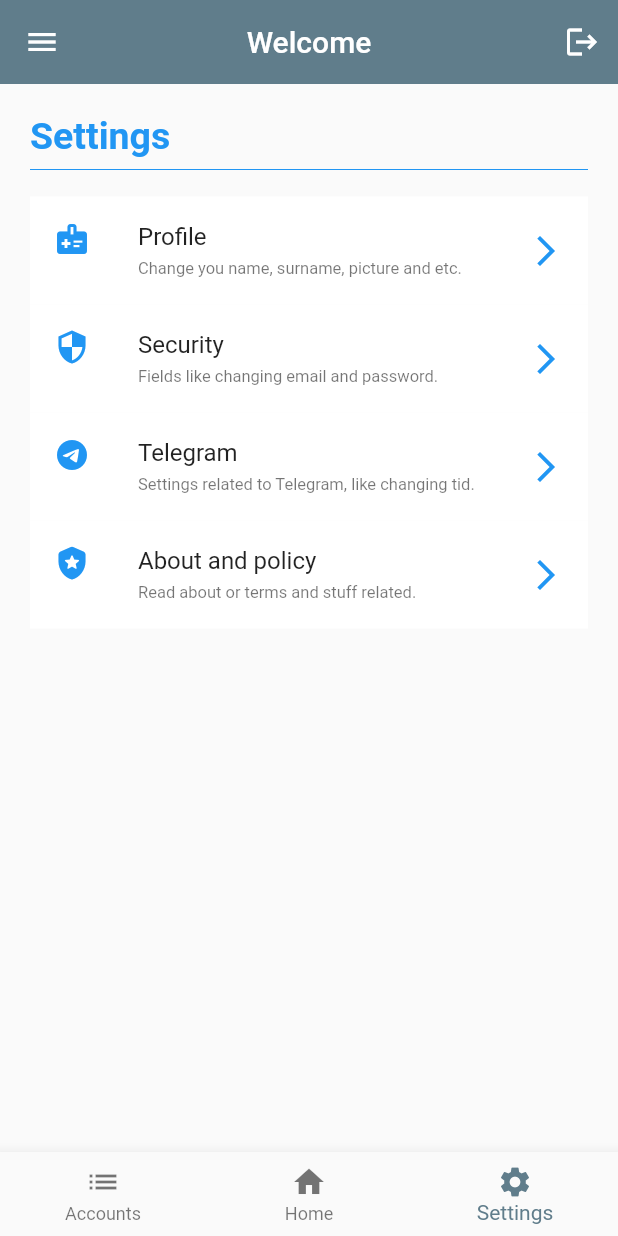
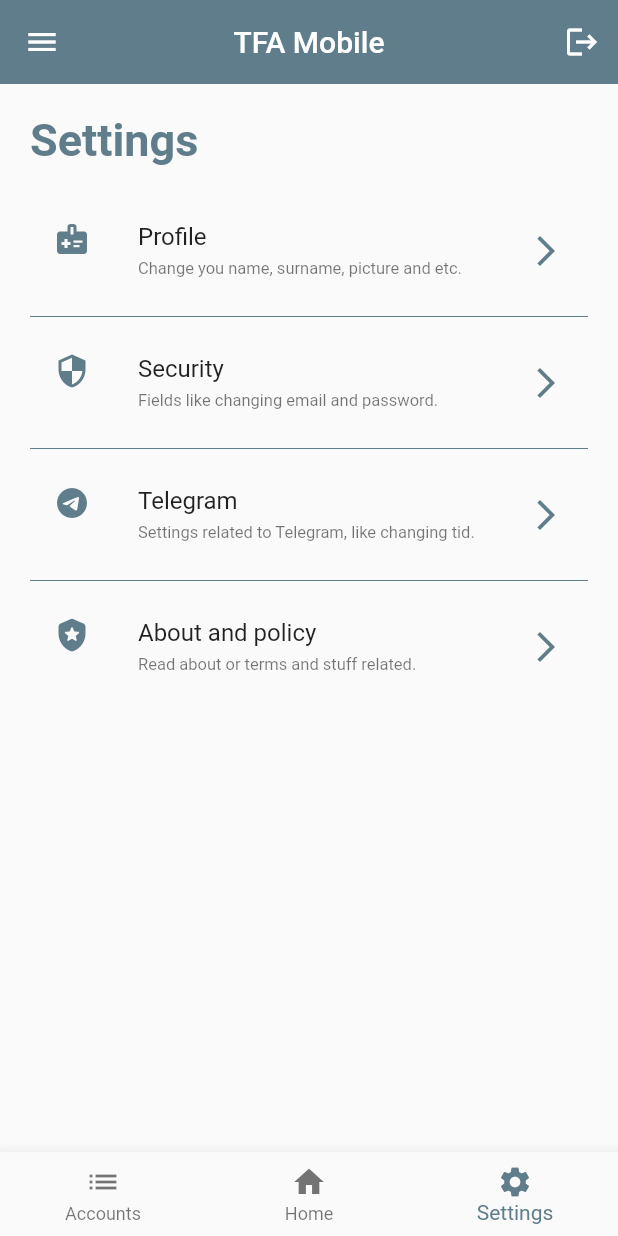
Before and after one commit to tfasoft/mobile-app, a Flutter app: the HomeScreen screen opened directly, item 3 of the bottom bar chosen, on a phone screen of 412 x 824 dp. Run offline on Flutter 3.47's test engine with Material 2 defaults, Android fonts, the phone set to English and light mode, and no system bars; our stand-ins replace dio; missing offline and left inert: clipboard.

Commit message:
Change all colors\!

```diff
--- a/lib/app/screens/authentication/authentication_screen.dart
+++ b/lib/app/screens/authentication/authentication_screen.dart
@@ -144,7 +144,7 @@ class _AuthenticationScreenState extends State<AuthenticationScreen> {
                   child: Text(
                     "TFAsoft Mobile",
                     style: TextStyle(
-                      color: Colors.blue,
+                      color: Colors.blueGrey,
                       fontWeight: FontWeight.bold,
                       fontSize: 30,
                     ),
--- a/lib/app/screens/home/home_screen.dart
+++ b/lib/app/screens/home/home_screen.dart
@@ -87,7 +87,7 @@ class _HomeScreenState extends State<HomeScreen> {
 
     return Scaffold(
       appBar: AppBar(
-        title: const Text('Welcome'),
+        title: const Text('TFA Mobile'),
         elevation: 0,
         centerTitle: true,
         actions: [
@@ -104,7 +104,7 @@ class _HomeScreenState extends State<HomeScreen> {
           children: [
             DrawerHeader(
               decoration: const BoxDecoration(
-                color: Colors.blue,
+                color: Colors.blueGrey,
               ),
               child: Column(
                 mainAxisAlignment: MainAxisAlignment.end,
@@ -128,7 +128,7 @@ class _HomeScreenState extends State<HomeScreen> {
                 itemBuilder: (BuildContext context, int index) {
                   return ListTile(
                     leading: Icon(drawerLinkItems[index]['icon']),
-                    iconColor: Colors.blue,
+                    iconColor: Colors.blueGrey,
                     title: Text(drawerLinkItems[index]['title']),
                     onTap: () => _openUrl(context, drawerLinkItems[index]['url']),
                   );
--- a/lib/app/screens/home/pages/log_page.dart
+++ b/lib/app/screens/home/pages/log_page.dart
@@ -1,6 +1,4 @@
 import 'package:flutter/material.dart';
-import 'package:provider/provider.dart';
-import 'package:tfasoft_mobile/app/services/state.dart';
 
 class LogPage extends StatefulWidget {
   const LogPage({Key? key}) : super(key: key);
@@ -24,6 +22,6 @@ class _LogPageState extends State<LogPage> {
 
   @override
   Widget build(BuildContext context) {
-    return const Center(child: Text("Coming soon", style: TextStyle(color: Colors.blue)));
+    return const Center(child: Text("Coming soon", style: TextStyle(color: Colors.blueGrey)));
   }
 }
--- a/lib/app/screens/home/pages/settings_page.dart
+++ b/lib/app/screens/home/pages/settings_page.dart
@@ -52,21 +52,20 @@ class _SettingsPageState extends State<SettingsPage> {
         const Text(
           "Settings",
           style: TextStyle(
-            fontSize: 25,
+            fontSize: 30,
             fontWeight: FontWeight.bold,
-            color: Colors.blue,
+            color: Colors.blueGrey,
           ),
         ),
-        const Divider(color: Colors.blue),
-        const SizedBox(height: 10),
+        const SizedBox(height: 20),
         Expanded(
-          child: ListView.builder(
+          child: ListView.separated(
             itemCount: settingsItems.length,
-            // separatorBuilder: (BuildContext context, int index) => const Divider(),
+            separatorBuilder: (BuildContext context, int index) => const Divider(color: Colors.blueGrey),
             itemBuilder: (BuildContext context, int index) {
               return ListTile(
-                iconColor: Colors.blue,
-                tileColor: Colors.white,
+                iconColor: Colors.blueGrey,
+                // tileColor: Colors.white,
                 leading: Icon(settingsItems[index]['icon']),
                 trailing: const Icon(Icons.arrow_forward_ios),
                 title: Text(settingsItems[index]['title']),
--- a/lib/app/widgets/button/tfa_button.dart
+++ b/lib/app/widgets/button/tfa_button.dart
@@ -40,7 +40,7 @@ class _TFA_ButtonState extends State<TFA_Button> {
                       style: OutlinedButton.styleFrom(
                         side: const BorderSide(
                           width: 1,
-                          color: Colors.blue,
+                          color: Colors.blueGrey,
                         ),
                       ),
                       child: Text(widget.text),
```
Also changed, not shown: lib/app/screens/home/pages/home_page.dart (+3 -4 lines).
